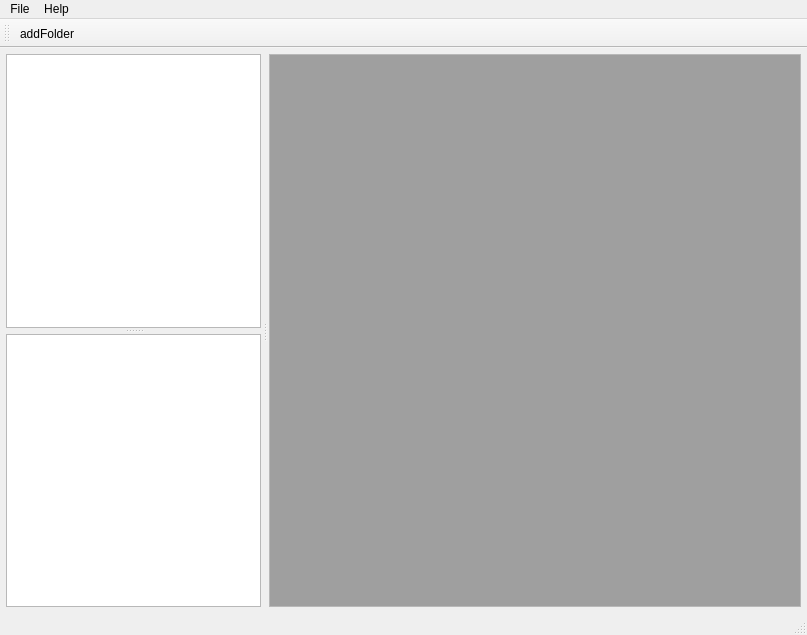
Above: ui/sherlock.ui from beowulfey/pylinnaeo before the change. Below: the same form after it.
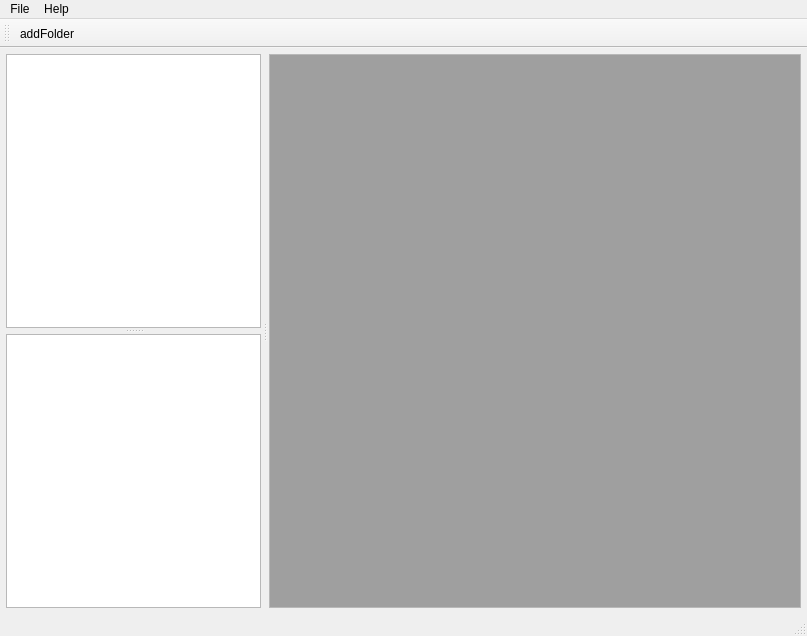
That is the form after the change.

Commit message: Updated focus on double click and changed window titles.

What changed in the file:
```diff
--- a/ui/sherlock.ui
+++ b/ui/sherlock.ui
@@ -7,7 +7,7 @@
     <x>0</x>
     <y>0</y>
     <width>807</width>
-    <height>635</height>
+    <height>636</height>
    </rect>
   </property>
   <property name="windowTitle">
```
Left out of the diff: 33 changed lines with no effect on the pictures. The commit also changes 6 other files.
